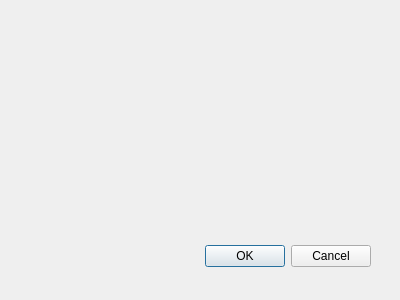
sd65/ProCal, file App/ProCal/ui/ajouterTacheComposite.ui: the form before one commit.
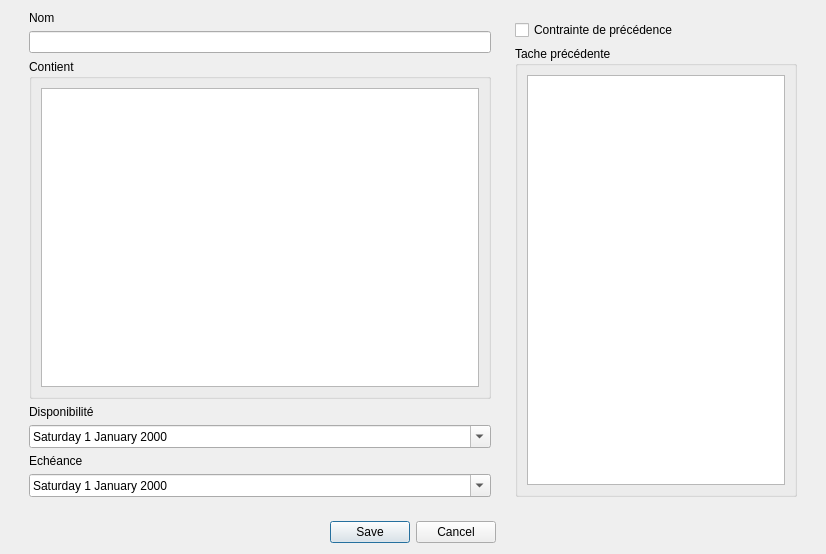
The form after the commit.

Commit message: Get color and quasi add composite

The edit to the form file:
```diff
--- a/App/ProCal/ui/ajouterTacheComposite.ui
+++ b/App/ProCal/ui/ajouterTacheComposite.ui
@@ -8,29 +8,139 @@
    <rect>
     <x>0</x>
     <y>0</y>
-    <width>400</width>
-    <height>300</height>
+    <width>826</width>
+    <height>554</height>
    </rect>
   </property>
   <property name="windowTitle">
    <string>Dialog</string>
   </property>
-  <widget class="QDialogButtonBox" name="buttonBox">
-   <property name="geometry">
-    <rect>
-     <x>30</x>
-     <y>240</y>
-     <width>341</width>
-     <height>32</height>
-    </rect>
-   </property>
-   <property name="orientation">
-    <enum>Qt::Horizontal</enum>
-   </property>
-   <property name="standardButtons">
-    <set>QDialogButtonBox::Cancel|QDialogButtonBox::Ok</set>
-   </property>
-  </widget>
+  <layout class="QVBoxLayout" name="verticalLayout">
+   <item>
+    <widget class="QWidget" name="widget" native="true">
+     <layout class="QHBoxLayout" name="horizontalLayout">
+      <property name="topMargin">
+       <number>0</number>
+      </property>
+      <item>
+       <widget class="QWidget" name="widget_2" native="true">
+        <layout class="QVBoxLayout" name="verticalLayout_2">
+         <property name="topMargin">
+          <number>0</number>
+         </property>
+         <item>
+          <widget class="QLabel" name="label">
+           <property name="text">
+            <string>Nom</string>
+           </property>
+          </widget>
+         </item>
+         <item>
+          <widget class="QLineEdit" name="nom"/>
+         </item>
+         <item>
+          <widget class="QGroupBox" name="contient">
+           <property name="title">
+            <string>Contient</string>
+           </property>
+           <layout class="QVBoxLayout" name="verticalLayout_5">
+            <item>
+             <widget class="QListWidget" name="listeContient"/>
+            </item>
+           </layout>
+          </widget>
+         </item>
+         <item>
+          <widget class="QLabel" name="label_2">
+           <property name="text">
+            <string>Disponibilité</string>
+           </property>
+          </widget>
+         </item>
+         <item>
+          <widget class="QDateEdit" name="disponibilite">
+           <property name="displayFormat">
+            <string>dddd d MMMM yyyy</string>
+           </property>
+           <property name="calendarPopup">
+            <bool>true</bool>
+           </property>
+          </widget>
+         </item>
+         <item>
+          <widget class="QLabel" name="label_3">
+           <property name="text">
+            <string>Echéance</string>
+           </property>
+          </widget>
+         </item>
+         <item>
+          <widget class="QDateEdit" name="echeance">
+           <property name="displayFormat">
+            <string>dddd d MMMM yyyy</string>
+           </property>
+           <property name="calendarPopup">
+            <bool>true</bool>
+           </property>
+          </widget>
+         </item>
+        </layout>
+       </widget>
+      </item>
+      <item>
+       <widget class="QWidget" name="widget_3" native="true">
+        <property name="minimumSize">
+         <size>
+          <width>150</width>
+          <height>0</height>
+         </size>
+        </property>
+        <property name="maximumSize">
+         <size>
+          <width>300</width>
+          <height>16777215</height>
+         </size>
+        </property>
+        <layout class="QVBoxLayout" name="verticalLayout_3">
+         <item>
+          <widget class="QCheckBox" name="constraitsToogle">
+           <property name="text">
+            <string>Contrainte de précédence</string>
+           </property>
+          </widget>
+         </item>
+         <item>
+          <widget class="QGroupBox" name="boxconst">
+           <property name="title">
+            <string>Tache précédente</string>
+           </property>
+           <layout class="QVBoxLayout" name="verticalLayout_4">
+            <item>
+             <widget class="QListWidget" name="listeTachesPred"/>
+            </item>
+           </layout>
+          </widget>
+         </item>
+        </layout>
+       </widget>
+      </item>
+     </layout>
+    </widget>
+   </item>
+   <item>
+    <widget class="QDialogButtonBox" name="buttonBox">
+     <property name="orientation">
+      <enum>Qt::Horizontal</enum>
+     </property>
+     <property name="standardButtons">
+      <set>QDialogButtonBox::Cancel|QDialogButtonBox::Save</set>
+     </property>
+     <property name="centerButtons">
+      <bool>true</bool>
+     </property>
+    </widget>
+   </item>
+  </layout>
  </widget>
  <pixmapfunction/>
  <resources/>
```
Left out of the diff: 47 changed lines with no effect on the pictures. The commit also changes 10 other files.
